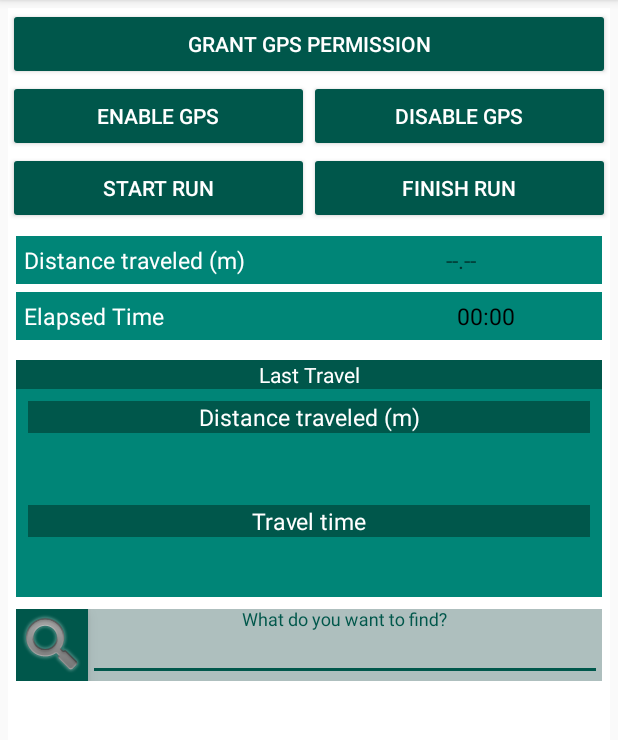
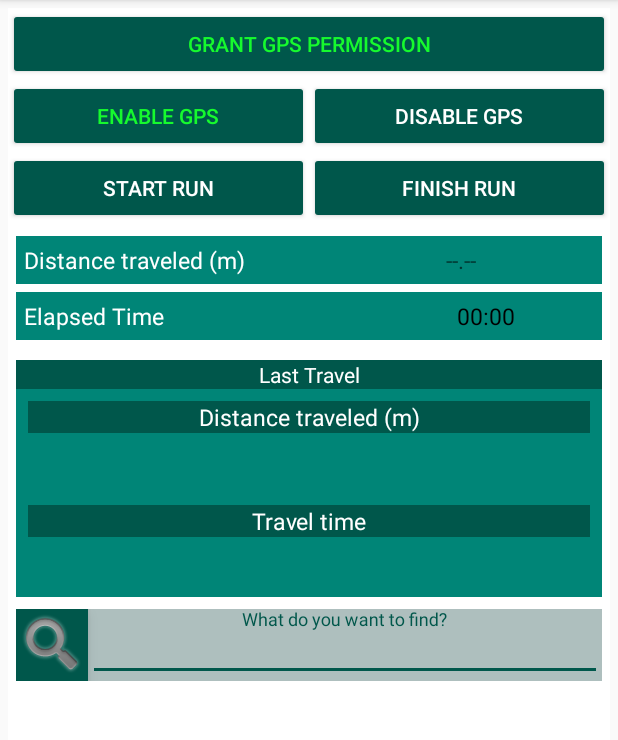
Before and after one commit to Daniel-Peres/fatec_pdm_calcula_percurso_e_tempo_com_gps, an Android app: the screen it shows after launch (MainActivity), after a tap on "ENABLE GPS", on a phone screen of 412 x 824 dp, the part 84-824 px from its top. Run offline under Robolectric (Android 15) with nearby library versions, the phone set to English and light mode, and no system bars.

Commit message:
Versao final para entrega ao Professor

```diff
--- a/app/src/main/java/br/com/fatec_pdm_calcula_percurso_e_tempo_com_gps/MainActivity.java
+++ b/app/src/main/java/br/com/fatec_pdm_calcula_percurso_e_tempo_com_gps/MainActivity.java
@@ -100,6 +100,12 @@ public class MainActivity extends AppCompatActivity {
                 distanciaPercorridaTextView.setText(String.format("%.2f", distanciaPercorrida));
             }
         });
+
+        if(ActivityCompat.checkSelfPermission(MainActivity.this, Manifest.permission.ACCESS_FINE_LOCATION) ==
+                PackageManager.PERMISSION_GRANTED){
+            // Se permissão concedida, muda texto do botão para verde ativo
+            concederPermissaoGpsButton.setTextColor(getColor(R.color.colorActiveButton));
+        }
 
 //botao conceder permissao GPS
         concederPermissaoGpsButton.setOnClickListener(new View.OnClickListener() {
@@ -225,11 +231,11 @@ public class MainActivity extends AppCompatActivity {
         if(ActivityCompat.checkSelfPermission(MainActivity.this, Manifest.permission.ACCESS_FINE_LOCATION) ==
                 PackageManager.PERMISSION_GRANTED){ // Se permissao já concedida
             Toast.makeText(MainActivity.this, R.string.permissao_ja_concedida, Toast.LENGTH_LONG).show();
+            concederPermissaoGpsButton.setTextColor(getColor(R.color.colorActiveButton));
         }else{
             ActivityCompat.requestPermissions( // se não concedida, pede permissão
                     MainActivity.this,
                     new String[]{Manifest.permission.ACCESS_FINE_LOCATION}, GPS_REQUEST_CODE);
-
         }
     }
 
@@ -251,6 +257,8 @@ public class MainActivity extends AppCompatActivity {
                             0,
                             locationListener
                     );
+                    // Se permissão concedida, muda texto do botão para verde  ativo
+                    concederPermissaoGpsButton.setTextColor(getColor(R.color.colorActiveButton));
                     Toast.makeText(MainActivity.this, R.string.permissao_concedida, Toast.LENGTH_SHORT).show();
                 }
                 else{
@@ -274,6 +282,7 @@ public class MainActivity extends AppCompatActivity {
                     locationListener
             );
             setGpsAtivado(true);
+            ativarGpsButton.setTextColor(getColor(R.color.colorActiveButton)); // Texto botão GPS fica verde
             Toast.makeText(MainActivity.this, R.string.gps_ativado_sucesso, Toast.LENGTH_SHORT).show();
         } else {
             Toast.makeText(MainActivity.this, R.string.precisa_permissao, Toast.LENGTH_SHORT).show();
@@ -285,6 +294,7 @@ public class MainActivity extends AppCompatActivity {
         locationManager.removeUpdates(locationListener);
         Toast.makeText(this, R.string.gps_desativado_sucesso, Toast.LENGTH_SHORT).show();
         setGpsAtivado(false);
+        ativarGpsButton.setTextColor(getColor(R.color.colorInactiveButton)); // Texto botão GPS fica branco
     }
 
     private void iniciarPercurso(){
@@ -295,17 +305,16 @@ public class MainActivity extends AppCompatActivity {
         // Posição ao acionar botao iniciar percurso;
         posicaoInicial.setLatitude(latitude);
         posicaoInicial.setLongitude(longitude);
+        // botão Iniciar percurso fica com Texto verde ( ativado )
+        iniciarPercursoButton.setTextColor(getColor(R.color.colorActiveButton));
     }
 
     @SuppressLint("DefaultLocale")
     private void terminarPercurso(){
         chronometer.stop();
         tempoPercursoTextView.setText(chronometer.getText());
-
-        // Posição ao acionar botao terminar percurso
-//        posicaoFinal.setLatitude(latitude);
-//        posicaoFinal.setLongitude(longitude);
-
+        // botão Iniciar percurso fica com Texto branco ( desativado )
+        iniciarPercursoButton.setTextColor(getColor(R.color.colorInactiveButton));
 
         distanciaPercursoTextView.setText(String.format("%.2f",posicaoInicial.distanceTo(posicaoFinal)));
 
--- a/app/src/main/res/layout/activity_main.xml
+++ b/app/src/main/res/layout/activity_main.xml
@@ -16,9 +16,7 @@
         android:layout_height="wrap_content"
         android:layout_gravity="center_horizontal|fill_horizontal"
         android:backgroundTint="@color/colorAccent"
-        android:elevation="4dp"
         android:shadowColor="@android:color/black"
-        android:singleLine="false"
         android:text="@string/conceder_permissao"
         android:textColor="@android:color/white" />
 
@@ -35,9 +33,7 @@
             android:layout_gravity="fill_horizontal"
             android:layout_weight="1"
             android:backgroundTint="@color/colorAccent"
-            android:elevation="4dp"
             android:shadowColor="@android:color/black"
-            android:singleLine="false"
             android:text="@string/ativarGps"
             android:textColor="@android:color/white"
             tools:ignore="ButtonStyle" />
@@ -49,9 +45,7 @@
             android:layout_gravity="fill_horizontal"
             android:layout_weight="1"
             android:backgroundTint="@color/colorAccent"
-            android:elevation="4dp"
             android:shadowColor="@android:color/black"
-            android:singleLine="false"
             android:text="@string/desativarGps"
             android:textColor="@android:color/white"
             tools:ignore="ButtonStyle" />
@@ -70,9 +64,7 @@
             android:layout_gravity="fill_horizontal"
             android:layout_weight="1"
             android:backgroundTint="@color/colorAccent"
-            android:elevation="4dp"
             android:shadowColor="@android:color/black"
-            android:singleLine="false"
             android:text="@string/iniciarPercurso"
             android:textColor="@android:color/white"
             tools:ignore="ButtonStyle" />
@@ -84,9 +76,7 @@
             android:layout_gravity="fill_horizontal"
             android:layout_weight="1"
             android:backgroundTint="@color/colorAccent"
-            android:elevation="4dp"
             android:shadowColor="@android:color/black"
-            android:singleLine="false"
             android:text="@string/terminarPercurso"
             android:textColor="@android:color/white"
             tools:ignore="ButtonStyle" />
@@ -246,8 +236,7 @@
             android:elevation="6dp"
             android:focusable="true"
             app:srcCompat="@android:drawable/ic_search_category_default"
-            android:contentDescription="@string/busca"
-            />
+            android:contentDescription="@string/busca" />
 
         <com.google.android.material.textfield.TextInputLayout
             android:id="@+id/buscarTextInputLayout"
--- a/app/src/main/res/values/colors.xml
+++ b/app/src/main/res/values/colors.xml
@@ -4,4 +4,6 @@
     <color name="colorPrimaryDark">#009688</color>
     <color name="colorPrimaryLight">#aebfbe</color>
     <color name="colorAccent">#00574B</color>
+    <color name="colorActiveButton">#16FA2E</color>
+    <color name="colorInactiveButton">#ffffff</color>
 </resources>
```
